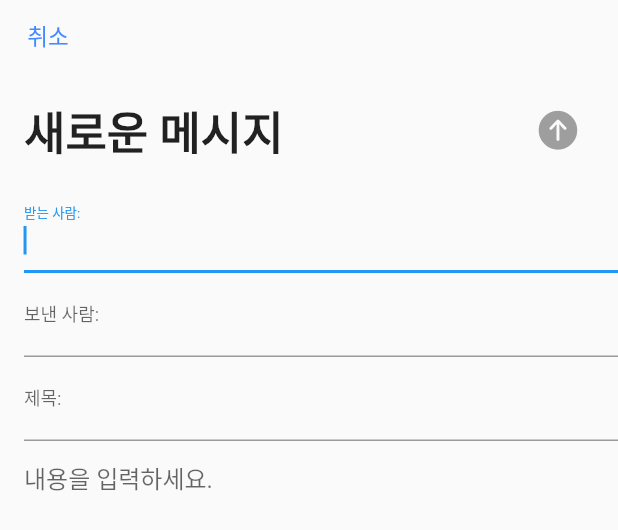
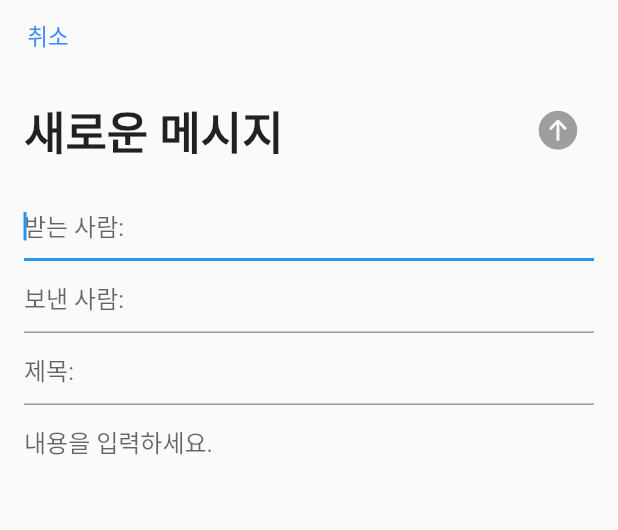
Before and after one commit to LeeShinwon/Mail, a Flutter app: the MailModal widget shown alone on an empty page, opened directly, on a phone screen of 412 x 824 dp. Shown: the top 530 px of the screen. Run offline on Flutter 3.47's test engine with Material 2 defaults, Android fonts, the phone set to English and light mode, and no system bars; our stand-ins replace cloud_firestore, firebase_auth, firebase_core, get, google_sign_in; accounts and stored records are empty; network calls fail.

Commit message:
[STYLE] .

```diff
--- a/lib/home.dart
+++ b/lib/home.dart
@@ -152,7 +152,8 @@ class HomePage extends StatelessWidget {
             children: [
               Spacer(),
               IconButton(
-                  onPressed: () => showModalBottomSheet(
+                  onPressed: () =>
+                      showModalBottomSheet(
                     //enableDrag: false, isDismissible: false,
                     isScrollControlled: true,
                     shape: RoundedRectangleBorder(
--- a/lib/mail/sendMail_modal.dart
+++ b/lib/mail/sendMail_modal.dart
@@ -17,7 +17,6 @@ late DateTime _dateTime;
 class MailModal extends StatelessWidget {
   const MailModal({Key? key}) : super(key: key);
 
-
   @override
   Widget build(BuildContext context) {
     return ListView(
@@ -25,32 +24,16 @@ class MailModal extends StatelessWidget {
         Row(
           children: [
             TextButton(
-              child: Text("취소", style: TextStyle(
+                child: Text(
+                  "취소",
+                  style: TextStyle(
                     color: Colors.blueAccent,
                     fontSize: 15,
                   ),
                 ),
-              onPressed: (){
-                if(_formKey.currentState!.validate()){
-                  _formKey.currentState!.save();
-
-                  CollectionReference mail = FirebaseFirestore.instance.collection('mail');
-                  _dateTime = DateTime.now();
-
-                  mail.add({
-                    //Mail(
-                    'writer': _writer,
-                    'recipient': _recipient,
-                    'title': _title,
-                    'content': _content,
-                    'read': (_writer == _recipient) ? true: false,
-                    'sent': false,
-                    'time': _dateTime.toLocal(),
-                  });
-                  Get.back();//Navigator.of(context).pop() 와 같은 역할. Getx로 구현함.
-                }
-              },
-            ),
+                onPressed: () {
+                  Get.back(); //Navigator.of(context).pop() 와 같은 역할. Getx로 구현함.
+                }),
           ],
         ),
         Padding(
@@ -72,10 +55,11 @@ class MailModal extends StatelessWidget {
                   size: 30,
                 ),
                 onPressed: () {
-                  if(_formKey.currentState!.validate()){
+                  if (_formKey.currentState!.validate()) {
                     _formKey.currentState!.save();
 
-                    CollectionReference mail = FirebaseFirestore.instance.collection('mail');
+                    CollectionReference mail =
+                        FirebaseFirestore.instance.collection('mail');
                     _dateTime = DateTime.now();
 
                     mail.add({
@@ -84,7 +68,7 @@ class MailModal extends StatelessWidget {
                       'recipient': _recipient,
                       'title': _title,
                       'content': _content,
-                      'read': (_writer == _recipient) ? true: false,
+                      'read': (_writer == _recipient) ? true : false,
                       'sent': true,
                       'time': _dateTime.toLocal(),
                     });
@@ -101,35 +85,16 @@ class MailModal extends StatelessWidget {
   }
 }
 
-
 Widget WritingForm() => Form(
       key: _formKey,
       child: SingleChildScrollView(
-    padding: EdgeInsets.fromLTRB(16, 0,0,0),
+        padding: EdgeInsets.fromLTRB(16, 0, 16, 0),
         child: Column(
-      children: <Widget> [
+          children: <Widget>[
             InputField("받는 사람: ", 0),
             InputField("보낸 사람: ", 1),
             InputField("제목: ", 2),
-        TextFormField(
-      onSaved: (value){
-        _content = value as String;
-      },
-      validator: (value){
-        if( value == null || value!.isEmpty ){
-          return '내용을 입력하세요';
-        }
-        return null;
-      },
-      textCapitalization: TextCapitalization.words,
-      keyboardType: TextInputType.multiline,
-          minLines: 40,
-          maxLines: 100,
-          decoration: InputDecoration(
-            border: InputBorder.none,
-            hintText: "내용을 입력하세요.",
-          ),
-    ),
+            InputField("내용을 입력하세요.", 3),
             // SizedBox(height: 16,),
           ],
         ),
@@ -139,36 +104,40 @@ Widget WritingForm() => Form(
 Widget InputField(String text, int index) {
   return TextFormField(
     //autovalidateMode: AutovalidateMode.always,
-    onSaved: (value){
-      if(index==0)
+    onSaved: (value) {
+      if (index == 0)
         _recipient = value as String;
-      else if(index==1)
+      else if (index == 1)
         _writer = value as String;
-      else if(index==2)
-        _title = value as String;
+      else if (index == 2) _title = value as String;
+      else
+        _content = value as String;
     },
-    validator: (value){
-      if( value == null || value!.isEmpty ){
-        if(index == 0) {
+    validator: (value) {
+      if (value == null || value!.isEmpty) {
+        if (index == 0) {
           return '수신인 메일을 입력하세요';
-        } else if(index == 2) {
+        } else if (index == 2) {
           return '제목을 입력하세요';
+        } else if (index == 3) {
+          return '내용을 입력하세요';
         }
       }
       return null;
     },
-    readOnly: (index ==1) ? true: false,
+    readOnly: (index == 1) ? true : false,
     initialValue: (index == 1)? FirebaseAuth.instance.currentUser!.email : null,
-    keyboardType: TextInputType.text,
+    keyboardType: (index == 3) ? TextInputType.multiline : TextInputType.text,
+    minLines: (index == 3) ? 40 : null,
+    maxLines: (index == 3) ? 100 : null,
     textInputAction: TextInputAction.next,
     autofocus: true,
     decoration: InputDecoration(
-      labelText: text,
+      hintText: text,
       labelStyle: TextStyle(
         fontSize: 12,
       ),
       //prefix: Text(text),
     ),
-
   );
 }
```
Lines whose indentation alone changed are shown as unchanged.
